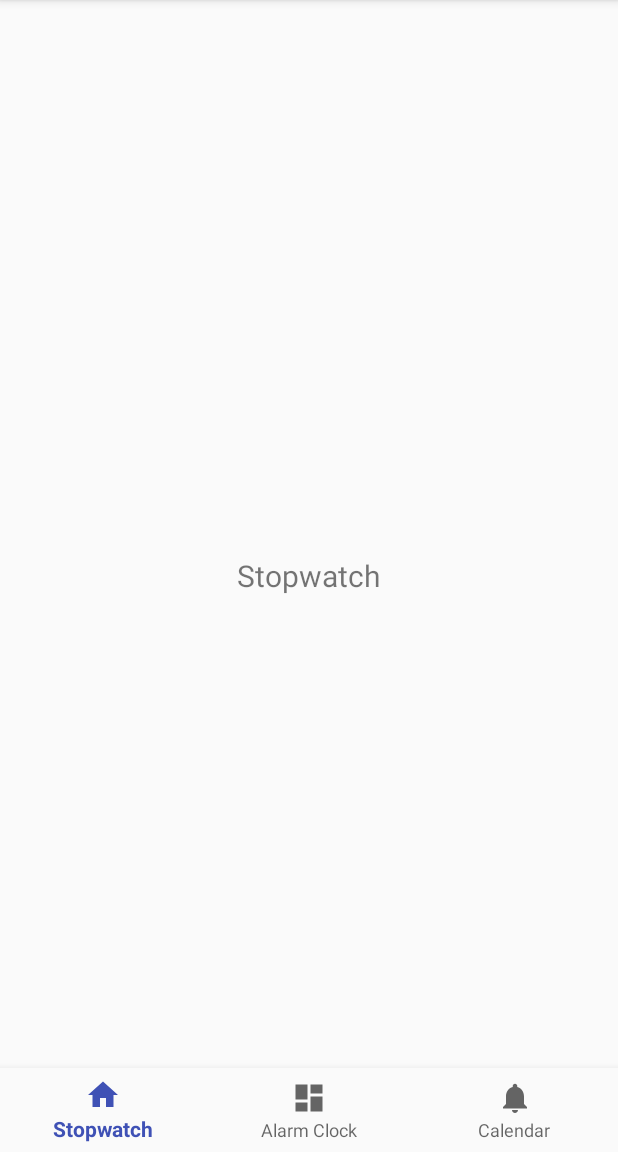
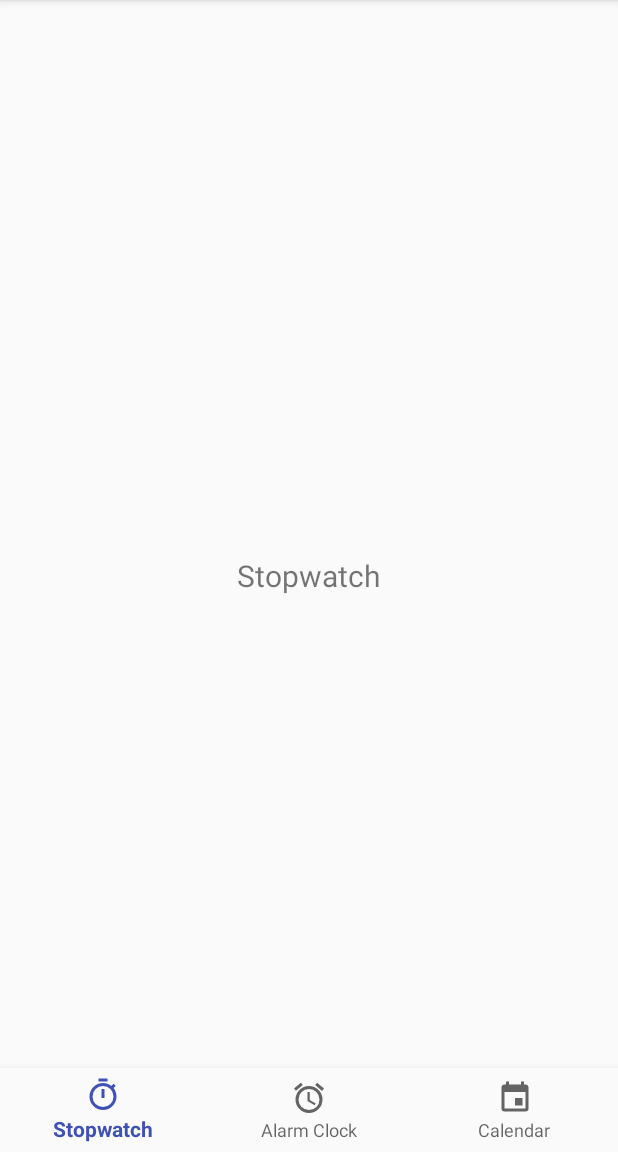
Before and after one commit to gutsul/TimeApp, an Android app: the screen it shows after launch (MainActivity), on a phone screen of 412 x 824 dp, the part 84-1236 px from its top. Run offline under Robolectric (Android 15) with nearby library versions, the phone set to English and light mode, and no system bars; our stand-ins replace ButterKnife.

Commit message:
Added icons.

```diff
--- /dev/null
+++ b/app/src/main/res/drawable/ic_alarm_clock_24dp.xml
@@ -0,0 +1,8 @@
+<!-- drawable/alarm.xml -->
+<vector xmlns:android="http://schemas.android.com/apk/res/android"
+    android:height="24dp"
+    android:width="24dp"
+    android:viewportWidth="24.0"
+    android:viewportHeight="24.0">
+    <path android:fillColor="#FF000000" android:pathData="M12,20A7,7 0 0,1 5,13A7,7 0 0,1 12,6A7,7 0 0,1 19,13A7,7 0 0,1 12,20M12,4A9,9 0 0,0 3,13A9,9 0 0,0 12,22A9,9 0 0,0 21,13A9,9 0 0,0 12,4M12.5,8H11V14L15.75,16.85L16.5,15.62L12.5,13.25V8M7.88,3.39L6.6,1.86L2,5.71L3.29,7.24L7.88,3.39M22,5.72L17.4,1.86L16.11,3.39L20.71,7.25L22,5.72Z" />
+</vector>
--- /dev/null
+++ b/app/src/main/res/drawable/ic_calendar_24dp.xml
@@ -0,0 +1,7 @@
+<vector xmlns:android="http://schemas.android.com/apk/res/android"
+    android:height="24dp"
+    android:width="24dp"
+    android:viewportWidth="24"
+    android:viewportHeight="24">
+    <path android:fillColor="#FF000000" android:pathData="M19,19H5V8H19M16,1V3H8V1H6V3H5C3.89,3 3,3.89 3,5V19A2,2 0 0,0 5,21H19A2,2 0 0,0 21,19V5C21,3.89 20.1,3 19,3H18V1M17,12H12V17H17V12Z" />
+</vector>
--- a/app/src/main/res/drawable/ic_dashboard_black_24dp.xml
+++ /dev/null
@@ -1,9 +0,0 @@
-<vector xmlns:android="http://schemas.android.com/apk/res/android"
-    android:width="24dp"
-    android:height="24dp"
-    android:viewportHeight="24.0"
-    android:viewportWidth="24.0">
-    <path
-        android:fillColor="#FF000000"
-        android:pathData="M3,13h8L11,3L3,3v10zM3,21h8v-6L3,15v6zM13,21h8L21,11h-8v10zM13,3v6h8L21,3h-8z" />
-</vector>
--- a/app/src/main/res/drawable/ic_home_black_24dp.xml
+++ /dev/null
@@ -1,9 +0,0 @@
-<vector xmlns:android="http://schemas.android.com/apk/res/android"
-    android:width="24dp"
-    android:height="24dp"
-    android:viewportHeight="24.0"
-    android:viewportWidth="24.0">
-    <path
-        android:fillColor="#FF000000"
-        android:pathData="M10,20v-6h4v6h5v-8h3L12,3 2,12h3v8z" />
-</vector>
--- a/app/src/main/res/drawable/ic_notifications_black_24dp.xml
+++ /dev/null
@@ -1,9 +0,0 @@
-<vector xmlns:android="http://schemas.android.com/apk/res/android"
-    android:width="24dp"
-    android:height="24dp"
-    android:viewportHeight="24.0"
-    android:viewportWidth="24.0">
-    <path
-        android:fillColor="#FF000000"
-        android:pathData="M12,22c1.1,0 2,-0.9 2,-2h-4c0,1.1 0.89,2 2,2zM18,16v-5c0,-3.07 -1.64,-5.64 -4.5,-6.32L13.5,4c0,-0.83 -0.67,-1.5 -1.5,-1.5s-1.5,0.67 -1.5,1.5v0.68C7.63,5.36 6,7.92 6,11v5l-2,2v1h16v-1l-2,-2z" />
-</vector>
--- /dev/null
+++ b/app/src/main/res/drawable/ic_stopwatch_24dp.xml
@@ -0,0 +1,8 @@
+<!-- drawable/timer.xml -->
+<vector xmlns:android="http://schemas.android.com/apk/res/android"
+    android:height="24dp"
+    android:width="24dp"
+    android:viewportWidth="24"
+    android:viewportHeight="24">
+    <path android:fillColor="#FF000000" android:pathData="M12,20A7,7 0 0,1 5,13A7,7 0 0,1 12,6A7,7 0 0,1 19,13A7,7 0 0,1 12,20M19.03,7.39L20.45,5.97C20,5.46 19.55,5 19.04,4.56L17.62,6C16.07,4.74 14.12,4 12,4A9,9 0 0,0 3,13A9,9 0 0,0 12,22C17,22 21,17.97 21,13C21,10.88 20.26,8.93 19.03,7.39M11,14H13V8H11M15,1H9V3H15V1Z" />
+</vector>
--- a/app/src/main/res/menu/navigation.xml
+++ b/app/src/main/res/menu/navigation.xml
@@ -3,17 +3,17 @@
 
     <item
         android:id="@+id/navigation_stopwatch"
-        android:icon="@drawable/ic_home_black_24dp"
+        android:icon="@drawable/ic_stopwatch_24dp"
         android:title="@string/title_stopwatch" />
 
     <item
         android:id="@+id/navigation_alarm_clock"
-        android:icon="@drawable/ic_dashboard_black_24dp"
+        android:icon="@drawable/ic_alarm_clock_24dp"
         android:title="@string/title_alarm_clock" />
 
     <item
         android:id="@+id/navigation_calendar"
-        android:icon="@drawable/ic_notifications_black_24dp"
+        android:icon="@drawable/ic_calendar_24dp"
         android:title="@string/title_calendar" />
 
 </menu>
```
